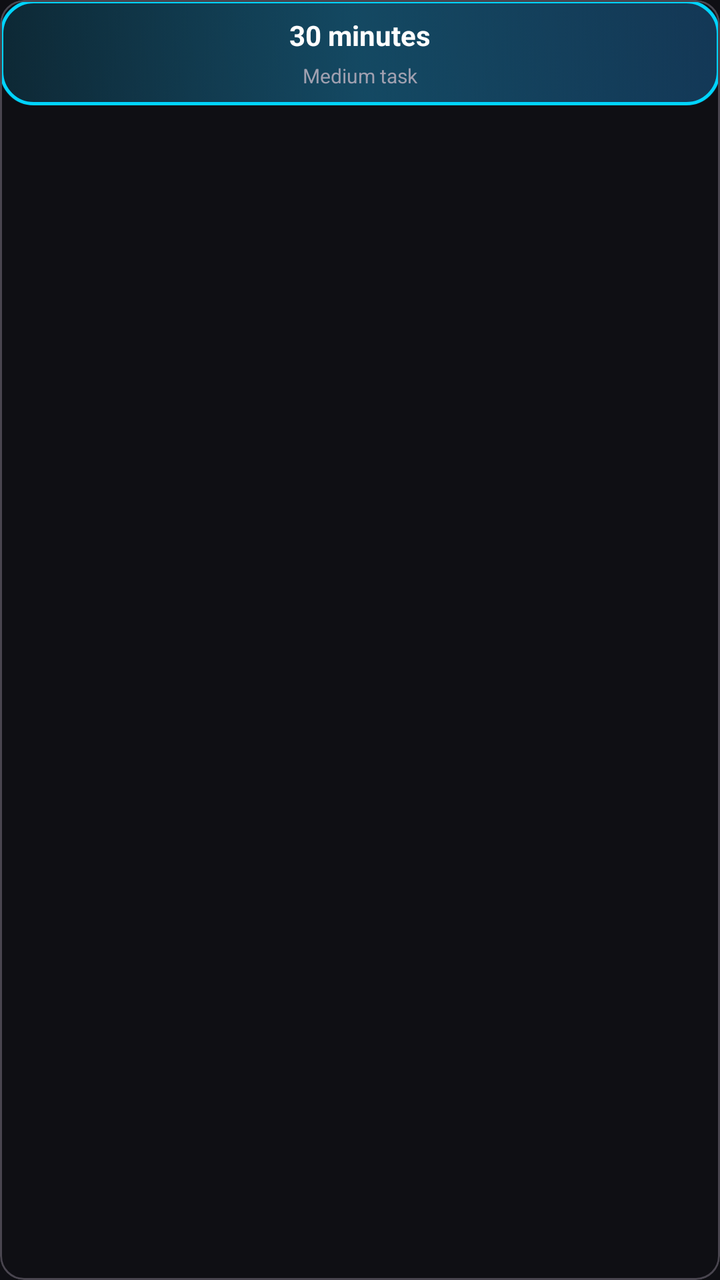
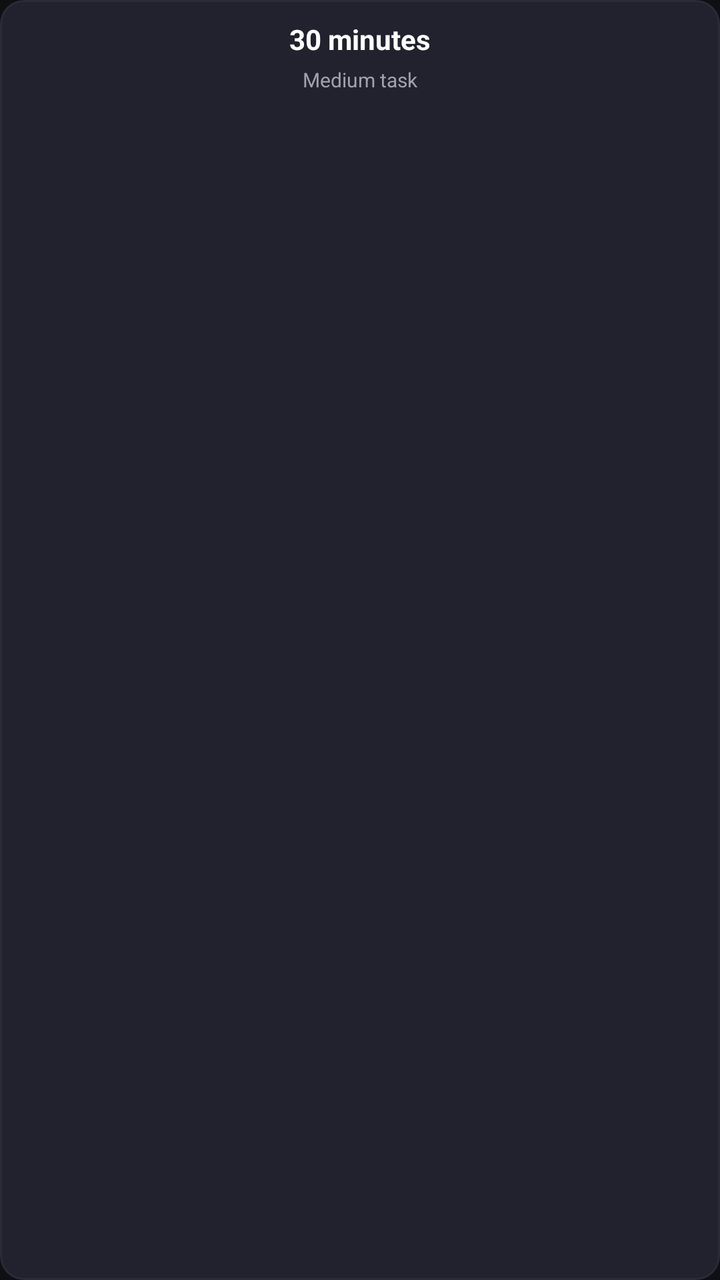

The first picture is an Android layout as it rendered before a commit; the second is the same layout after the commit. The layout source and the unified diff follow.
<!-- AndroidManifest.xml: application theme Theme.FlashNow -->
<!-- res/layout/item_timer_preset.xml -->
<?xml version="1.0" encoding="utf-8"?>
<com.google.android.material.card.MaterialCardView xmlns:android="http://schemas.android.com/apk/res/android"
    xmlns:app="http://schemas.android.com/apk/res-auto"
    android:layout_width="match_parent"
    android:layout_height="wrap_content"
    app:cardBackgroundColor="@android:color/transparent" 
    app:cardElevation="0dp"
    android:clickable="true"
    android:focusable="true">

    <LinearLayout
        android:layout_width="match_parent"
        android:layout_height="wrap_content"
        android:background="@drawable/selector_button_screen_light"
        android:orientation="vertical"
        android:padding="8dp"
        android:gravity="center">

        <TextView
            android:id="@+id/tv_preset_title"
            android:layout_width="wrap_content"
            android:layout_height="wrap_content"
            android:text="30 minutes"
            android:textColor="@color/white"
            android:textSize="14sp"
            android:textStyle="bold" />

        <TextView
            android:id="@+id/tv_preset_description"
            android:layout_width="wrap_content"
            android:layout_height="wrap_content"
            android:text="Medium task"
            android:textColor="@color/text_secondary"
            android:textSize="10sp"
            android:layout_marginTop="4dp" />

    </LinearLayout>

</com.google.android.material.card.MaterialCardView>
<!-- resources referenced by this layout -->
<resources>
  <color name="text_secondary">#FFA0A0B0</color>
  <color name="white">#FFFFFFFF</color>
  <!-- drawable selector_button_screen_light (drawable) -->
  <?xml version="1.0" encoding="utf-8"?>
  <selector xmlns:android="http://schemas.android.com/apk/res/android">
      <item android:state_selected="true" android:drawable="@drawable/bg_button_screen_light_selected" />
      <item android:state_pressed="true" android:drawable="@drawable/bg_button_screen_light_selected" />
      <item android:drawable="@drawable/bg_button_screen_light" />
  </selector>
  <!-- drawable bg_button_screen_light_selected (drawable) -->
  <?xml version="1.0" encoding="utf-8"?>
  <ripple xmlns:android="http://schemas.android.com/apk/res/android"
      android:color="#6000D4FF">
      <item>
          <shape android:shape="rectangle">
              <gradient
                  android:type="linear"
                  android:angle="135"
                  android:startColor="#FF00D4FF"
                  android:endColor="#FF0099CC" />
              <corners android:radius="16dp" />
              <stroke
                  android:width="2dp"
                  android:color="#FF66E6FF" />
          </shape>
      </item>
  </ripple>
  <!-- drawable bg_button_screen_light (drawable) -->
  <?xml version="1.0" encoding="utf-8"?>
  <ripple xmlns:android="http://schemas.android.com/apk/res/android"
      android:color="#3000D4FF">
      <item>
          <shape android:shape="rectangle">
              <gradient
                  android:type="linear"
                  android:angle="135"
                  android:startColor="#FF16213E"
                  android:centerColor="#FF1A1A2E"
                  android:endColor="#FF0F0F17" />
              <corners android:radius="16dp" />
              <stroke
                  android:width="1.5dp"
                  android:color="#FF00D4FF" />
          </shape>
      </item>
      <item>
          <shape android:shape="rectangle">
              <gradient
                  android:type="linear"
                  android:angle="45"
                  android:startColor="#2000D4FF"
                  android:centerColor="#4000D4FF"
                  android:endColor="#2000D4FF" />
              <corners android:radius="16dp" />
          </shape>
      </item>
  </ripple>
  <style name="Theme.FlashNow.Dark" parent="Theme.Material3.Dark.NoActionBar">
          
          <item name="fnBackground">@color/fn_bg_dark</item>
          <item name="fnSurfaceLevel1">@color/fn_surface_level_1</item>
          <item name="fnSurfaceLevel2">@color/fn_surface_level_2</item>
          <item name="fnBorderSubtle">@color/fn_border_subtle</item>
          <item name="fnPrimaryBlue">@color/fn_primary_blue</item>
          <item name="fnPrimaryBlueContainer">@color/fn_primary_blue_container</item>
          <item name="fnAccentAmber">@color/fn_accent_amber</item>
          <item name="fnAccentGreen">@color/fn_accent_green</item>
          <item name="fnAccentRed">@color/fn_accent_red</item>
          <item name="fnTextPrimary">@color/fn_text_primary</item>
          <item name="fnTextSecondary">@color/fn_text_secondary</item>
          <item name="fnTextTertiary">@color/fn_text_tertiary</item>
  
          
          <item name="android:windowBackground">@color/fn_bg_dark</item>
          <item name="android:colorBackground">@color/fn_bg_dark</item>
          <item name="colorSurface">@color/fn_surface_level_1</item>
          <item name="colorSurfaceVariant">@color/fn_surface_level_2</item>
          <item name="colorOutline">@color/fn_border_subtle</item>
          <item name="colorPrimary">@color/fn_primary_blue</item>
          <item name="colorSecondary">@color/fn_accent_amber</item>
  
          
          <item name="toolbarStyle">@style/App.Toolbar</item>
  
          
          <item name="android:statusBarColor">@color/fn_bg_dark</item>
          <item name="android:navigationBarColor">@color/fn_bg_dark</item>
          <item name="android:windowLightStatusBar" tools:targetApi="m">false</item>
          <item name="android:windowLightNavigationBar" tools:targetApi="o_mr1">false</item>
  
          
          <item name="popupTheme">@style/App.PopupMenuTheme</item>
      </style>
  <style name="App.Toolbar" parent="Widget.Material3.Toolbar">
          <item name="android:background">@color/fn_bg_dark</item>
      </style>
  <style name="App.PopupMenuTheme" parent="ThemeOverlay.Material3.Dark">
          <item name="colorSurface">@color/fn_surface_level_1</item>
      </style>
  <!-- unchanged entries left out for length: 14 -->
</resources>

<!-- the commit's change to res/layout/item_timer_preset.xml (unified diff, before → after) -->
@@ -3,17 +3,20 @@
     xmlns:app="http://schemas.android.com/apk/res-auto"
     android:layout_width="match_parent"
     android:layout_height="wrap_content"
-    app:cardBackgroundColor="@android:color/transparent" 
+    app:cardBackgroundColor="?attr/fnSurfaceLevel2"
+    app:cardCornerRadius="12dp"
     app:cardElevation="0dp"
+    app:strokeColor="?attr/fnBorderSubtle"
+    app:strokeWidth="1dp"
     android:clickable="true"
-    android:focusable="true">
+    android:focusable="true"
+    android:foreground="?attr/selectableItemBackground">
 
     <LinearLayout
         android:layout_width="match_parent"
         android:layout_height="wrap_content"
-        android:background="@drawable/selector_button_screen_light"
         android:orientation="vertical"
-        android:padding="8dp"
+        android:padding="10dp"
         android:gravity="center">
 
         <TextView
@@ -21,7 +24,7 @@
             android:layout_width="wrap_content"
             android:layout_height="wrap_content"
             android:text="30 minutes"
-            android:textColor="@color/white"
+            android:textColor="?attr/fnTextPrimary"
             android:textSize="14sp"
             android:textStyle="bold" />
 
@@ -30,7 +33,7 @@
             android:layout_width="wrap_content"
             android:layout_height="wrap_content"
             android:text="Medium task"
-            android:textColor="@color/text_secondary"
+            android:textColor="?attr/fnTextSecondary"
             android:textSize="10sp"
             android:layout_marginTop="4dp" />
 
<!-- resource entries referenced after the edit -->
@@ -1,62 +1,5 @@
 <!-- resources referenced by this layout -->
 <resources>
-  <color name="text_secondary">#FFA0A0B0</color>
-  <color name="white">#FFFFFFFF</color>
-  <!-- drawable selector_button_screen_light (drawable) -->
-  <?xml version="1.0" encoding="utf-8"?>
-  <selector xmlns:android="http://schemas.android.com/apk/res/android">
-      <item android:state_selected="true" android:drawable="@drawable/bg_button_screen_light_selected" />
-      <item android:state_pressed="true" android:drawable="@drawable/bg_button_screen_light_selected" />
-      <item android:drawable="@drawable/bg_button_screen_light" />
-  </selector>
-  <!-- drawable bg_button_screen_light_selected (drawable) -->
-  <?xml version="1.0" encoding="utf-8"?>
-  <ripple xmlns:android="http://schemas.android.com/apk/res/android"
-      android:color="#6000D4FF">
-      <item>
-          <shape android:shape="rectangle">
-              <gradient
-                  android:type="linear"
-                  android:angle="135"
-                  android:startColor="#FF00D4FF"
-                  android:endColor="#FF0099CC" />
-              <corners android:radius="16dp" />
-              <stroke
-                  android:width="2dp"
-                  android:color="#FF66E6FF" />
-          </shape>
-      </item>
-  </ripple>
-  <!-- drawable bg_button_screen_light (drawable) -->
-  <?xml version="1.0" encoding="utf-8"?>
-  <ripple xmlns:android="http://schemas.android.com/apk/res/android"
-      android:color="#3000D4FF">
-      <item>
-          <shape android:shape="rectangle">
-              <gradient
-                  android:type="linear"
-                  android:angle="135"
-                  android:startColor="#FF16213E"
-                  android:centerColor="#FF1A1A2E"
-                  android:endColor="#FF0F0F17" />
-              <corners android:radius="16dp" />
-              <stroke
-                  android:width="1.5dp"
-                  android:color="#FF00D4FF" />
-          </shape>
-      </item>
-      <item>
-          <shape android:shape="rectangle">
-              <gradient
-                  android:type="linear"
-                  android:angle="45"
-                  android:startColor="#2000D4FF"
-                  android:centerColor="#4000D4FF"
-                  android:endColor="#2000D4FF" />
-              <corners android:radius="16dp" />
-          </shape>
-      </item>
-  </ripple>
   <style name="Theme.FlashNow.Dark" parent="Theme.Material3.Dark.NoActionBar">
           
           <item name="fnBackground">@color/fn_bg_dark</item>
@@ -75,8 +18,14 @@
           
           <item name="android:windowBackground">@color/fn_bg_dark</item>
           <item name="android:colorBackground">@color/fn_bg_dark</item>
+          <item name="android:textColorPrimary">@color/fn_text_primary</item>
+          <item name="android:textColorSecondary">@color/fn_text_secondary</item>
+          <item name="android:textColorTertiary">@color/fn_text_tertiary</item>
           <item name="colorSurface">@color/fn_surface_level_1</item>
           <item name="colorSurfaceVariant">@color/fn_surface_level_2</item>
+          <item name="colorOnBackground">@color/fn_text_primary</item>
+          <item name="colorOnSurface">@color/fn_text_primary</item>
+          <item name="colorOnSurfaceVariant">@color/fn_text_secondary</item>
           <item name="colorOutline">@color/fn_border_subtle</item>
           <item name="colorPrimary">@color/fn_primary_blue</item>
           <item name="colorSecondary">@color/fn_accent_amber</item>
@@ -94,10 +43,11 @@
           <item name="popupTheme">@style/App.PopupMenuTheme</item>
       </style>
   <style name="App.Toolbar" parent="Widget.Material3.Toolbar">
-          <item name="android:background">@color/fn_bg_dark</item>
+          <item name="android:background">?attr/fnBackground</item>
       </style>
-  <style name="App.PopupMenuTheme" parent="ThemeOverlay.Material3.Dark">
-          <item name="colorSurface">@color/fn_surface_level_1</item>
+  <style name="App.PopupMenuTheme" parent="ThemeOverlay.Material3">
+          <item name="colorSurface">?attr/fnSurfaceLevel1</item>
+          <item name="android:textColor">?attr/fnTextPrimary</item>
       </style>
   <!-- unchanged entries left out for length: 14 -->
 </resources>
